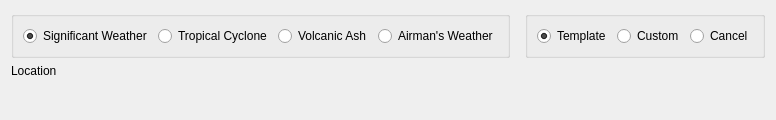
First picture: the form in tafor/components/ui/sigmet.ui, repository up1and/tafor, before the edit.
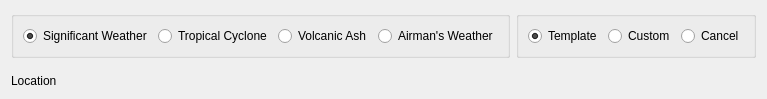
Second picture: the form after the edit.

Diff of the .ui file:
```diff
--- a/tafor/components/ui/sigmet.ui
+++ b/tafor/components/ui/sigmet.ui
@@ -7,13 +7,16 @@
     <x>0</x>
     <y>0</y>
     <width>776</width>
-    <height>120</height>
+    <height>95</height>
    </rect>
   </property>
   <property name="windowTitle">
    <string notr="true">Sigmet</string>
   </property>
-  <layout class="QVBoxLayout" name="verticalLayout">
+  <layout class="QVBoxLayout" name="layout">
+   <property name="sizeConstraint">
+    <enum>QLayout::SetFixedSize</enum>
+   </property>
    <item>
     <layout class="QHBoxLayout" name="typeLayout">
      <item>
@@ -109,13 +112,35 @@
      <item>
       <layout class="QVBoxLayout" name="leftLayout">
        <item>
-        <layout class="QHBoxLayout" name="contentLayout"/>
+        <layout class="QHBoxLayout" name="contentLayout">
+         <property name="bottomMargin">
+          <number>10</number>
+         </property>
+        </layout>
        </item>
        <item alignment="Qt::AlignLeft|Qt::AlignTop">
         <widget class="QLabel" name="location">
+         <property name="minimumSize">
+          <size>
+           <width>180</width>
+           <height>0</height>
+          </size>
+         </property>
+         <property name="maximumSize">
+          <size>
+           <width>270</width>
+           <height>16777215</height>
+          </size>
+         </property>
          <property name="text">
           <string notr="true">Location</string>
          </property>
+         <property name="wordWrap">
+          <bool>true</bool>
+         </property>
+         <property name="textInteractionFlags">
+          <set>Qt::NoTextInteraction</set>
+         </property>
         </widget>
        </item>
       </layout>
```
